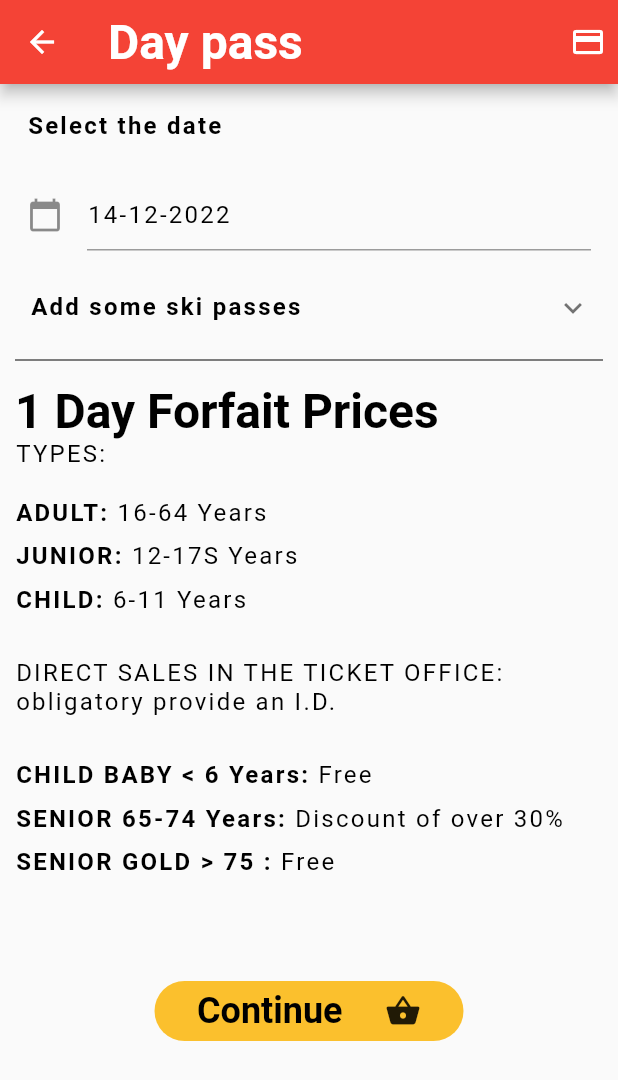
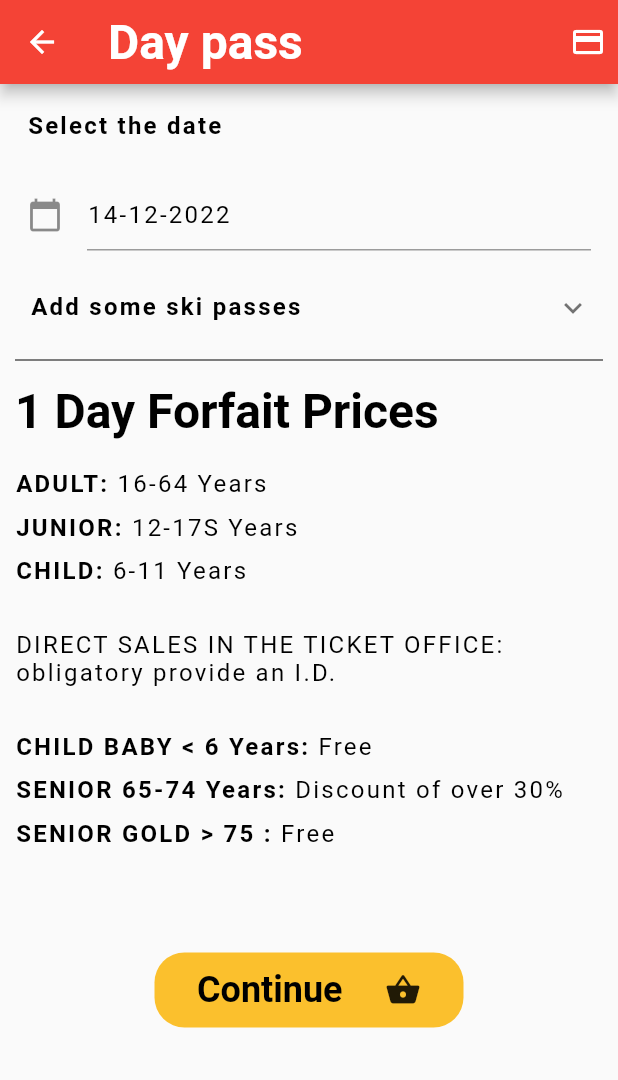
Before and after one commit to devsdm99/skiresorttemplate, a Flutter app: the BuyForfaitScreen screen opened by its route, on a phone screen of 412 x 824 dp. Shown: the top 1080 px of the screen. Run offline on Flutter 3.47's test engine with Material 2 defaults, Android fonts, the phone set to English and light mode, and no system bars; drawn by our look-alikes of expandable.

Commit message:
Update buy_forfait_screen.dart

```diff
--- a/lib/screens/buy_forfait_screen.dart
+++ b/lib/screens/buy_forfait_screen.dart
@@ -67,13 +67,7 @@ class BuyForfaitScreen extends StatelessWidget {
                       .titleMedium
                       ?.copyWith(color: Colors.black),
                 ),
-                Text(
-                  "TYPES:",
-                  style: Theme.of(context)
-                      .textTheme
-                      .labelSmall
-                      ?.copyWith(fontWeight: FontWeight.normal, fontSize: 16),
-                ),
+
                 const SizedBox(
                   height: 20,
                 ),
@@ -146,14 +140,17 @@ class _ContinueButton extends StatelessWidget {
 
   @override
   Widget build(BuildContext context) {
-    return InkWell(
-      onTap: () {},
-      child: Padding(
-        padding: const EdgeInsets.only(bottom: 16.0),
-        child: Align(
-          alignment: Alignment.center,
-          child: Container(
-            height: 40,
+    return Padding(
+      padding: const EdgeInsets.only(bottom: 16.0),
+      child: Align(
+        alignment: Alignment.center,
+        child: InkWell(
+          onTap: () {},
+          borderRadius: const BorderRadius.all(
+            Radius.circular(20),
+          ),
+          child: Ink(
+            height: 50,
             width: MediaQuery.of(context).size.width * 0.5,
             decoration: BoxDecoration(
               color: Theme.of(context).buttonTheme.colorScheme?.primary,
```
